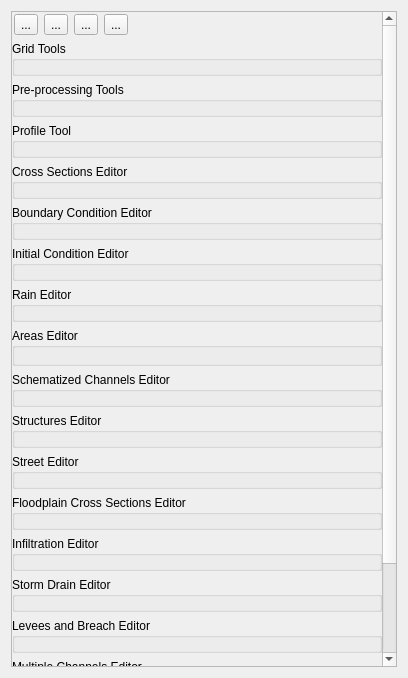
Above: flo2d/ui/f2d_widget.ui from FLO-2DSoftware/qgis-flo-2d-plugin before the change. Below: the same form after it.
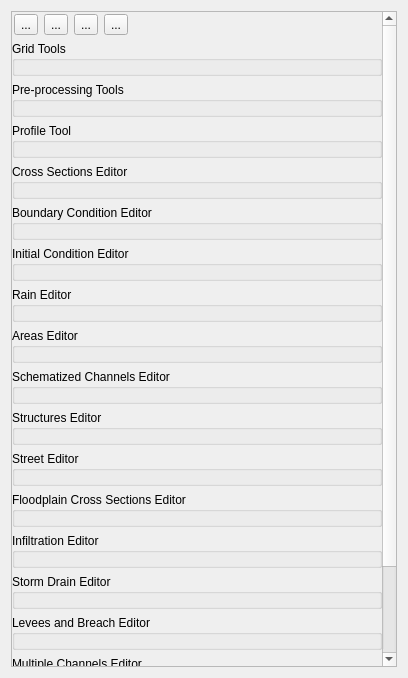
That is the form after the change. Icons and pictures are not drawn. Custom widgets are drawn as their Qt base class.

Commit message: Adjust UI layout margins and height for improved widget appearance

Diff of the .ui file:
```diff
--- a/flo2d/ui/f2d_widget.ui
+++ b/flo2d/ui/f2d_widget.ui
@@ -31,7 +31,7 @@
         <x>0</x>
         <y>0</y>
         <width>371</width>
-        <height>665</height>
+        <height>662</height>
        </rect>
       </property>
       <layout class="QGridLayout" name="gridLayout_2">
@@ -307,6 +307,9 @@
           <property name="rightMargin">
            <number>6</number>
           </property>
+          <property name="bottomMargin">
+           <number>6</number>
+          </property>
           <item row="0" column="0">
            <layout class="QHBoxLayout" name="areas_editor_lout"/>
           </item>
```
